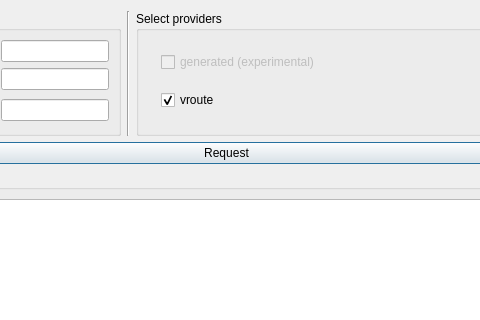
Before: the Qt Designer form branches/jonas_unstable/QuteScoop/gui/PlanFlightDialog.ui in qutescoop/qutescoop, drawn with Qt 5; both pictures show x 164 to 644 and y 0 to 320 of the 781 by 449 pixel window.
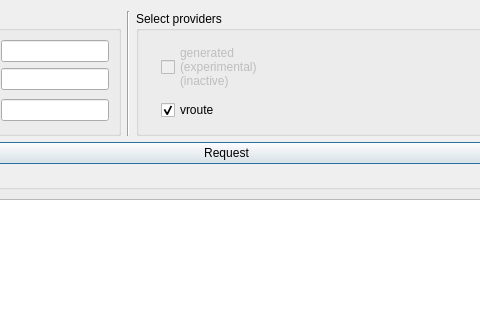
After: the same form once the commit is applied. Icons and pictures are not drawn.

```diff
--- a/branches/jonas_unstable/QuteScoop/gui/PlanFlightDialog.ui
+++ b/branches/jonas_unstable/QuteScoop/gui/PlanFlightDialog.ui
@@ -148,7 +148,9 @@
            <bool>false</bool>
           </property>
           <property name="text">
-           <string>generated (experimental)</string>
+           <string>generated 
+(experimental)
+(inactive)</string>
           </property>
           <property name="checked">
            <bool>false</bool>
```
